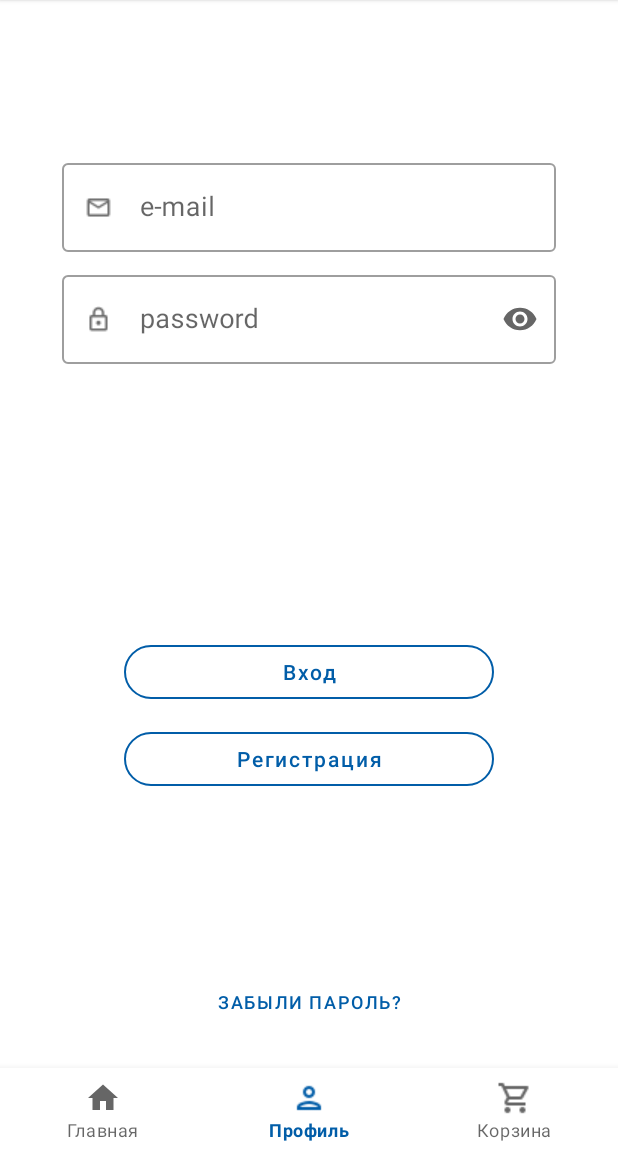
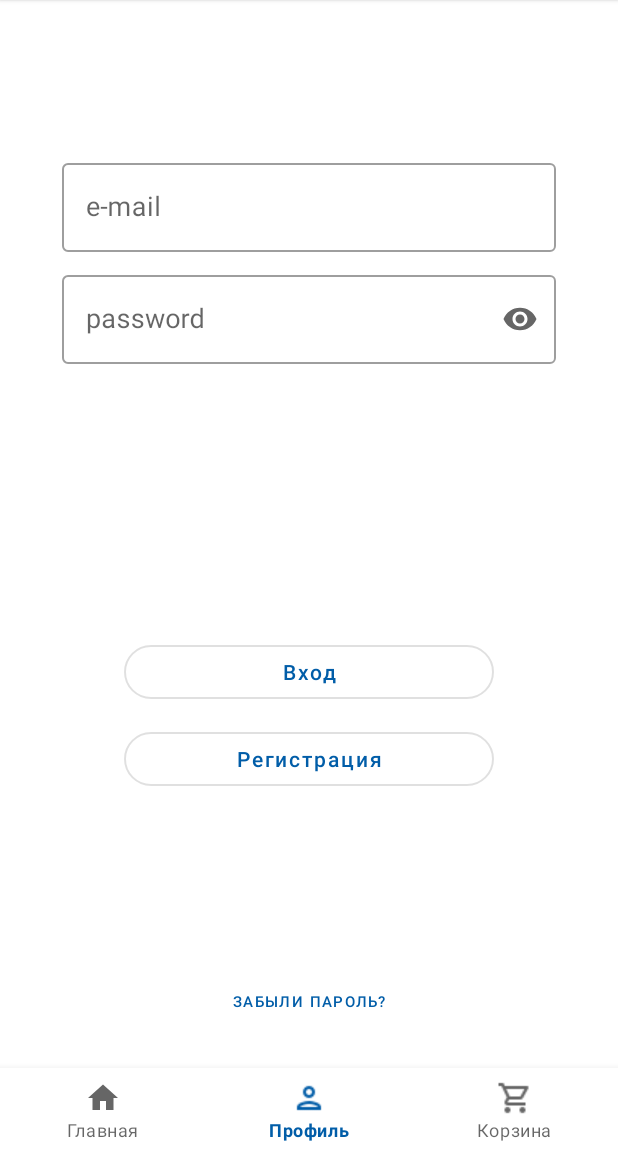
Before and after one commit to buchgit/nordside_mobile, an Android app: the screen it shows after launch (MainActivity), item 2 of the bottom bar chosen, on a phone screen of 412 x 824 dp, the part 84-1236 px from its top. Run offline under Robolectric (Android 15) with nearby library versions, the light colour scheme and no system bars; our stand-ins replace navigation-ui.

Commit message:
update Login UI

```diff
--- a/app/src/main/res/layout/fragment_login.xml
+++ b/app/src/main/res/layout/fragment_login.xml
@@ -13,7 +13,8 @@
         android:id="@+id/et_email_container"
         android:layout_width="0dp"
         android:layout_height="wrap_content"
-        app:startIconDrawable="@drawable/outline_email_black_18dp"
+        app:boxStrokeWidth="1dp"
+        app:boxStrokeWidthFocused="1dp"
         app:layout_constraintBottom_toTopOf="@id/et_password_container"
         app:layout_constraintEnd_toEndOf="parent"
         app:layout_constraintStart_toStartOf="parent"
@@ -37,7 +38,8 @@
         android:id="@+id/et_password_container"
         android:layout_width="0dp"
         android:layout_height="wrap_content"
-        app:startIconDrawable="@drawable/outline_lock_black_18dp"
+        app:boxStrokeWidth="1dp"
+        app:boxStrokeWidthFocused="1dp"
         app:layout_constraintWidth_percent="0.80"
         app:layout_constraintTop_toBottomOf="@+id/et_email_container"
         app:layout_constraintBottom_toBottomOf="parent"
@@ -63,7 +65,7 @@
         app:cornerRadius="50dp"
         android:layout_marginBottom="10dp"
         android:textAllCaps="false"
-        app:strokeColor="?attr/colorPrimary"
+
         app:layout_constraintWidth_percent="0.60"
         app:layout_constraintStart_toStartOf="parent"
         app:layout_constraintEnd_toEndOf="parent"
@@ -79,7 +81,6 @@
         android:text="@string/registration"
         android:textAllCaps="false"
         app:cornerRadius="50dp"
-        app:strokeColor="?attr/colorPrimary"
         app:layout_constraintBottom_toBottomOf="parent"
         app:layout_constraintWidth_percent="0.60"
         app:layout_constraintEnd_toEndOf="parent"
@@ -92,8 +93,7 @@
         android:layout_width="wrap_content"
         android:layout_height="wrap_content"
         android:text="Забыли пароль?"
-        android:textSize="12sp"
-
+        android:textSize="10sp"
         app:layout_constraintStart_toStartOf="parent"
         app:layout_constraintEnd_toEndOf="parent"
         app:layout_constraintTop_toBottomOf="@+id/button_registration"
```
